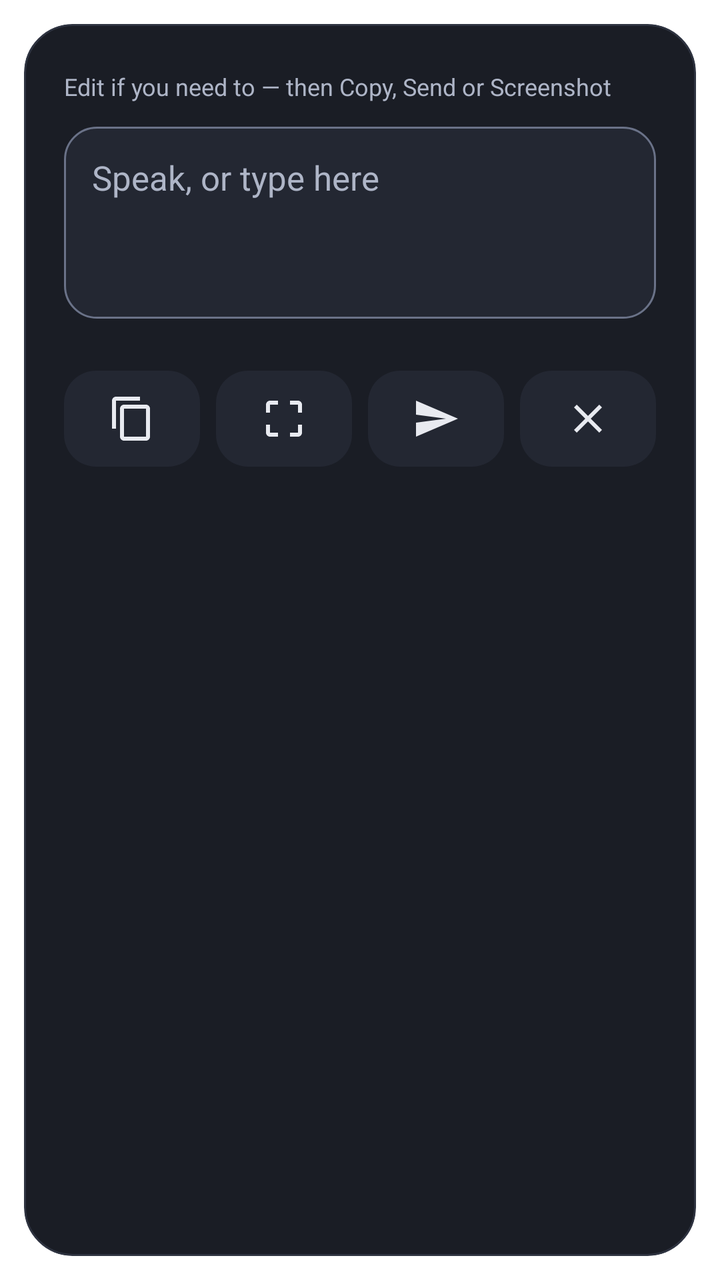
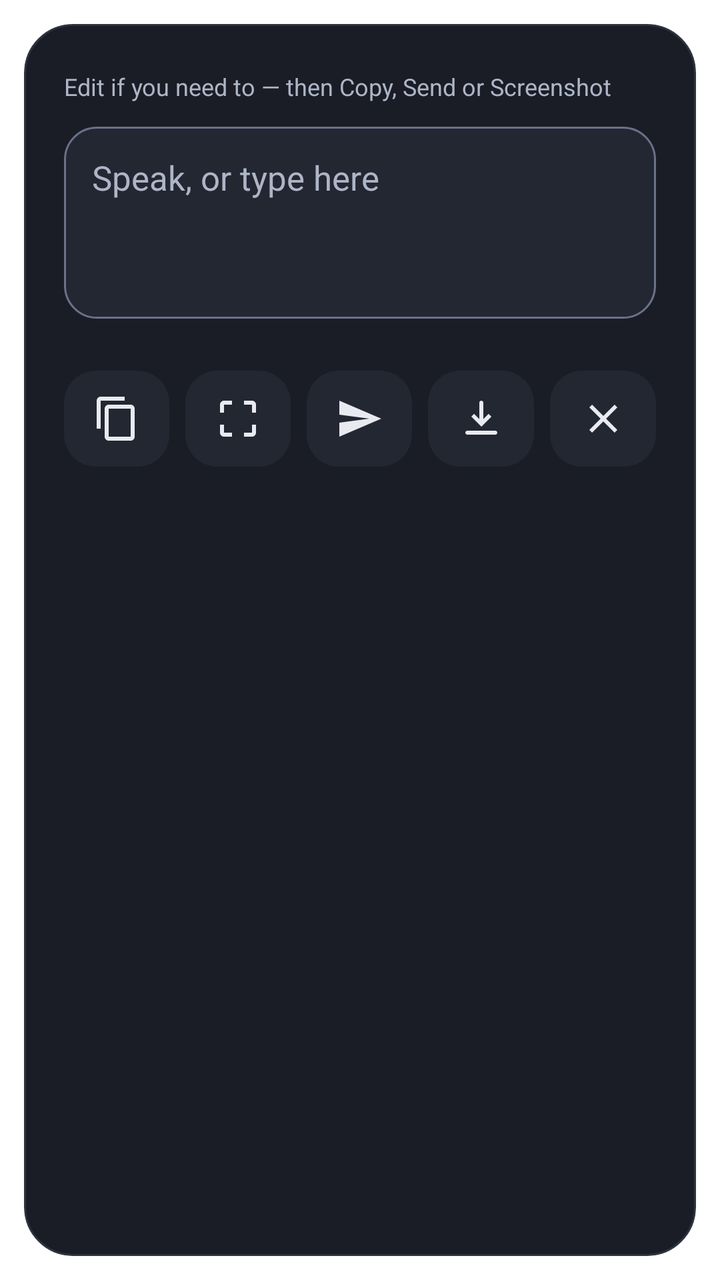

The first picture is an Android layout as it rendered before a commit; the second is the same layout after the commit. The layout source and the unified diff follow.
<!-- AndroidManifest.xml: activity theme Theme.Dicta.Overlay -->
<!-- res/layout/activity_dictate.xml -->
<?xml version="1.0" encoding="utf-8"?>
<ScrollView xmlns:android="http://schemas.android.com/apk/res/android"
    android:layout_width="match_parent"
    android:layout_height="wrap_content"
    android:background="@drawable/card_bg"
    android:clipToOutline="true">

    
    <LinearLayout
        android:id="@+id/dictate_card"
        android:layout_width="match_parent"
        android:layout_height="wrap_content"
        android:orientation="vertical"
        android:focusable="true"
        android:focusableInTouchMode="true"
        android:padding="20dp">

        
        <LinearLayout
            android:id="@+id/overlay_status_strip"
            android:layout_width="match_parent"
            android:layout_height="wrap_content"
            android:orientation="horizontal"
            android:gravity="center_vertical"
            android:baselineAligned="false">

            
            <ProgressBar
                android:id="@+id/level_meter"
                style="?android:attr/progressBarStyleHorizontal"
                android:layout_width="72dp"
                android:layout_height="4dp"
                android:layout_marginEnd="10dp"
                android:max="100"
                android:progress="0"
                android:progressDrawable="@drawable/meter_progress"
                android:contentDescription="@string/level_meter_desc"
                android:visibility="gone" />

            
            <Space
                android:id="@+id/status_strip_spacer"
                android:layout_width="0dp"
                android:layout_height="1dp"
                android:layout_weight="1" />

            
            <TextView
                android:id="@+id/engine_badge"
                android:layout_width="wrap_content"
                android:layout_height="wrap_content"
                android:layout_marginStart="8dp"
                android:paddingStart="8dp"
                android:paddingEnd="8dp"
                android:paddingTop="2dp"
                android:paddingBottom="2dp"
                android:background="@drawable/badge_bg"
                android:textSize="11sp"
                android:maxLines="1"
                android:ellipsize="end"
                android:textColor="@color/dicta_on_accent_container"
                android:contentDescription="@string/engine_badge_desc"
                android:visibility="gone" />
        </LinearLayout>

        
        <TextView
            android:id="@+id/status_text"
            android:layout_width="match_parent"
            android:layout_height="wrap_content"
            android:layout_marginTop="2dp"
            android:text="@string/dictate_hint"
            android:textSize="12sp"
            android:maxLines="4"
            android:ellipsize="end"
            android:lineSpacingExtra="1dp"
            android:textColor="@color/dicta_on_surface_variant" />

        
        <EditText
            android:id="@+id/dictated_text"
            android:layout_width="match_parent"
            android:layout_height="wrap_content"
            android:layout_marginTop="12dp"
            android:minLines="3"
            android:gravity="top"
            android:hint="@string/dictate_text_hint"
            android:textSize="17sp"
            android:lineSpacingExtra="3dp"
            android:textColor="@color/dicta_on_surface"
            android:textColorHint="@color/dicta_on_surface_variant"
            android:background="@drawable/input_bg"
            android:padding="14dp"
            android:inputType="textMultiLine|textCapSentences" />

        
        <TextView
            android:id="@+id/attachment_note"
            android:layout_width="match_parent"
            android:layout_height="wrap_content"
            android:layout_marginTop="8dp"
            android:textSize="12sp"
            android:textColor="@color/dicta_on_surface_variant"
            android:visibility="gone"
            android:text="@string/screenshot_attached_note" />

        
        <LinearLayout
            android:layout_width="match_parent"
            android:layout_height="wrap_content"
            android:orientation="horizontal"
            android:layout_marginTop="16dp"
            android:gravity="center_vertical">

            <Button
                android:id="@+id/mic_button"
                android:layout_width="0dp"
                android:layout_height="56dp"
                android:layout_weight="1"
                android:background="@drawable/mic_pill_bg"
                android:drawableStart="@drawable/ic_mic"
                android:drawableTint="@color/dicta_on_accent"
                android:drawablePadding="8dp"
                android:paddingStart="22dp"
                android:paddingEnd="22dp"
                android:stateListAnimator="@null"
                android:textColor="@color/dicta_on_accent"
                android:textSize="15sp"
                android:textAllCaps="false"
                android:visibility="gone"
                android:text="@string/stop_dictation" />

            
            <Button
                android:id="@+id/retranscribe_button"
                android:layout_width="0dp"
                android:layout_height="56dp"
                android:layout_weight="1"
                android:background="@drawable/outline_button_bg"
                android:paddingStart="22dp"
                android:paddingEnd="22dp"
                android:stateListAnimator="@null"
                android:textColor="@color/dicta_on_surface"
                android:textSize="15sp"
                android:textAllCaps="false"
                android:visibility="gone"
                android:text="@string/history_retranscribe" />

        </LinearLayout>

        
        <LinearLayout
            android:id="@+id/action_row"
            android:layout_width="match_parent"
            android:layout_height="wrap_content"
            android:orientation="horizontal"
            android:layout_marginTop="10dp">

            <ImageButton
                android:id="@+id/copy_button"
                android:layout_width="0dp"
                android:layout_height="48dp"
                android:layout_weight="1"
                android:src="@drawable/ic_copy"
                android:scaleType="center"
                android:background="@drawable/icon_button_bg"
                android:tint="@color/dicta_on_surface"
                android:contentDescription="@string/copy"
                android:tooltipText="@string/copy" />

            <ImageButton
                android:id="@+id/screenshot_button"
                android:layout_width="0dp"
                android:layout_height="48dp"
                android:layout_weight="1"
                android:layout_marginStart="8dp"
                android:src="@drawable/ic_screenshot"
                android:scaleType="center"
                android:background="@drawable/icon_button_bg"
                android:tint="@color/dicta_on_surface"
                android:contentDescription="@string/screenshot"
                android:tooltipText="@string/screenshot" />

            <ImageButton
                android:id="@+id/share_button"
                android:layout_width="0dp"
                android:layout_height="48dp"
                android:layout_weight="1"
                android:layout_marginStart="8dp"
                android:src="@drawable/ic_send"
                android:scaleType="center"
                android:background="@drawable/icon_button_bg"
                android:tint="@color/dicta_on_surface"
                android:contentDescription="@string/share"
                android:tooltipText="@string/share" />

            <ImageButton
                android:id="@+id/close_button"
                android:layout_width="0dp"
                android:layout_height="48dp"
                android:layout_weight="1"
                android:layout_marginStart="8dp"
                android:src="@drawable/ic_close"
                android:scaleType="center"
                android:background="@drawable/icon_button_bg"
                android:tint="@color/dicta_on_surface"
                android:contentDescription="@string/close"
                android:tooltipText="@string/close" />
        </LinearLayout>
    </LinearLayout>
</ScrollView>
<!-- resources referenced by this layout -->
<resources>
  <color name="dicta_on_accent">#2A1206</color>
  <color name="dicta_on_accent_container">#FFD3BC</color>
  <color name="dicta_on_surface">#E8EAF0</color>
  <color name="dicta_on_surface_variant">#AEB5C7</color>
  <!-- drawable badge_bg (drawable) -->
  <?xml version="1.0" encoding="utf-8"?>
  <shape xmlns:android="http://schemas.android.com/apk/res/android"
      android:shape="rectangle">
      <solid android:color="@color/dicta_accent_container" />
      <corners android:radius="8dp" />
  </shape>
  <!-- drawable card_bg (drawable) -->
  <?xml version="1.0" encoding="utf-8"?>
  <shape xmlns:android="http://schemas.android.com/apk/res/android"
      android:shape="rectangle">
      <solid android:color="@color/dicta_surface_2" />
      <corners android:radius="24dp" />
      <stroke android:width="1dp" android:color="@color/dicta_divider" />
  </shape>
  <!-- drawable ic_close (drawable) -->
  <vector xmlns:android="http://schemas.android.com/apk/res/android"
      android:width="24dp"
      android:height="24dp"
      android:viewportWidth="24"
      android:viewportHeight="24">
      <path
          android:fillColor="#FFFFFFFF"
          android:pathData="M19,6.41L17.59,5 12,10.59 6.41,5 5,6.41 10.59,12 5,17.59 6.41,19 12,13.41 17.59,19 19,17.59 13.41,12z" />
  </vector>
  <!-- drawable ic_send (drawable) -->
  <vector xmlns:android="http://schemas.android.com/apk/res/android"
      android:width="24dp"
      android:height="24dp"
      android:viewportWidth="24"
      android:viewportHeight="24">
      <path
          android:fillColor="#FFFFFFFF"
          android:pathData="M2.01,21L23,12 2.01,3 2,10l15,2 -15,2z" />
  </vector>
  <string name="close">Close</string>
  <string name="copy">Copy</string>
  <string name="dictate_hint">Edit if you need to — then Copy, Send or Screenshot</string>
  <string name="dictate_text_hint">Speak, or type here</string>
  <string name="engine_badge_desc">Transcription engine</string>
  <string name="history_retranscribe">Re-transcribe</string>
  <string name="level_meter_desc">Microphone input level</string>
  <string name="screenshot">Screenshot</string>
  <string name="screenshot_attached_note">Screenshot attached. Some apps (most chat apps) drop the text when an image is attached — use Copy if the text must arrive.</string>
  <string name="share">Send</string>
  <string name="stop_dictation">Stop</string>
  <color name="dicta_accent_container">#4A2416</color>
  <color name="dicta_surface_2">#1A1D25</color>
  <color name="dicta_divider">#2E3340</color>
  <color name="dicta_text">@color/dicta_on_surface</color>
  <color name="dicta_surface_3">#232732</color>
  <color name="dicta_accent">#FFA070</color>
  <color name="dicta_outline">#6A7288</color>
  <!-- drawable meter_track_bg (drawable) -->
  <?xml version="1.0" encoding="utf-8"?>
  <shape xmlns:android="http://schemas.android.com/apk/res/android"
      android:shape="rectangle">
      <solid android:color="@color/dicta_surface_4" />
      <corners android:radius="2dp" />
  </shape>
  <color name="dicta_surface_4">#2E3340</color>
  <dimen name="overlay_window_inset">12dp</dimen>
  <!-- unchanged entries left out for length: 10 -->
</resources>

<!-- the commit's change to res/layout/activity_dictate.xml (unified diff, before → after) -->
@@ -194,6 +194,21 @@
                 android:contentDescription="@string/share"
                 android:tooltipText="@string/share" />
 
+            
+            <ImageButton
+                android:id="@+id/save_audio_button"
+                android:layout_width="0dp"
+                android:layout_height="48dp"
+                android:layout_weight="1"
+                android:layout_marginStart="8dp"
+                android:src="@drawable/ic_save_audio"
+                android:scaleType="center"
+                android:background="@drawable/icon_button_bg"
+                android:tint="@color/dicta_on_surface"
+                android:enabled="false"
+                android:contentDescription="@string/save_audio"
+                android:tooltipText="@string/save_audio" />
+
             <ImageButton
                 android:id="@+id/close_button"
                 android:layout_width="0dp"
<!-- resource entries referenced after the edit -->
@@ -29,6 +29,16 @@
           android:fillColor="#FFFFFFFF"
           android:pathData="M19,6.41L17.59,5 12,10.59 6.41,5 5,6.41 10.59,12 5,17.59 6.41,19 12,13.41 17.59,19 19,17.59 13.41,12z" />
   </vector>
+  <!-- drawable ic_save_audio (drawable) -->
+  <vector xmlns:android="http://schemas.android.com/apk/res/android"
+      android:width="24dp"
+      android:height="24dp"
+      android:viewportWidth="24"
+      android:viewportHeight="24">
+      <path
+          android:fillColor="#FFFFFFFF"
+          android:pathData="M12,3c0.55,0 1,0.45 1,1v8.17l2.59,-2.58L17,11l-5,5l-5,-5l1.41,-1.41L11,12.17V4c0,-0.55 0.45,-1 1,-1zM5,18h14c0.55,0 1,0.45 1,1s-0.45,1 -1,1H5c-0.55,0 -1,-0.45 -1,-1s0.45,-1 1,-1z" />
+  </vector>
   <!-- drawable ic_send (drawable) -->
   <vector xmlns:android="http://schemas.android.com/apk/res/android"
       android:width="24dp"
@@ -46,6 +56,7 @@
   <string name="engine_badge_desc">Transcription engine</string>
   <string name="history_retranscribe">Re-transcribe</string>
   <string name="level_meter_desc">Microphone input level</string>
+  <string name="save_audio">Save audio</string>
   <string name="screenshot">Screenshot</string>
   <string name="screenshot_attached_note">Screenshot attached. Some apps (most chat apps) drop the text when an image is attached — use Copy if the text must arrive.</string>
   <string name="share">Send</string>
